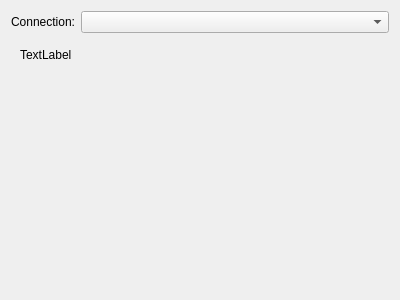
Qt form results/results.ui (mirrorscotty/kdev-sql) before a commit.
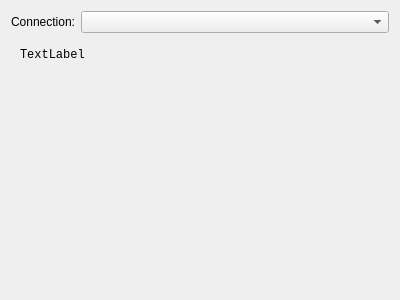
The same form after that commit. Custom widgets are drawn as their Qt base class.

Commit message: Non-select queries now don't try to display results.

The edit to the form file:
```diff
--- a/results/results.ui
+++ b/results/results.ui
@@ -51,9 +51,17 @@
       <layout class="QHBoxLayout" name="horizontalLayout">
        <item>
         <widget class="QLabel" name="messageLabel">
+         <property name="font">
+          <font>
+           <family>Monospace</family>
+          </font>
+         </property>
          <property name="text">
           <string>TextLabel</string>
          </property>
+         <property name="textFormat">
+          <enum>Qt::PlainText</enum>
+         </property>
          <property name="alignment">
           <set>Qt::AlignLeading|Qt::AlignLeft|Qt::AlignTop</set>
          </property>
```
The commit also changes 4 other files.
